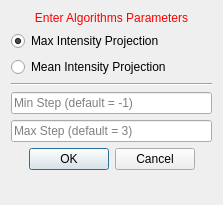
The window that Version2.0/Plugins/kcl.cemrgapp.scar/src/internal/AtrialScarViewUIScar.ui (OpenHeartDevelopers/CemrgApp) describes before a commit, drawn with Qt 5.
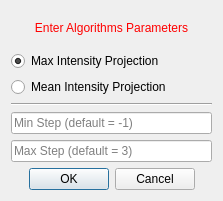
The same window after the commit.

Patch:
```diff
--- a/Version2.0/Plugins/kcl.cemrgapp.scar/src/internal/AtrialScarViewUIScar.ui
+++ b/Version2.0/Plugins/kcl.cemrgapp.scar/src/internal/AtrialScarViewUIScar.ui
@@ -7,7 +7,7 @@
     <x>0</x>
     <y>0</y>
     <width>223</width>
-    <height>205</height>
+    <height>201</height>
    </rect>
   </property>
   <property name="sizePolicy">
@@ -19,7 +19,13 @@
   <property name="minimumSize">
    <size>
     <width>0</width>
-    <height>0</height>
+    <height>201</height>
+   </size>
+  </property>
+  <property name="maximumSize">
+   <size>
+    <width>16777215</width>
+    <height>201</height>
    </size>
   </property>
   <property name="windowTitle">
@@ -102,7 +108,7 @@
       <enum>Qt::Vertical</enum>
      </property>
      <property name="sizeType">
-      <enum>QSizePolicy::Expanding</enum>
+      <enum>QSizePolicy::Fixed</enum>
      </property>
      <property name="sizeHint" stdset="0">
       <size>
```
